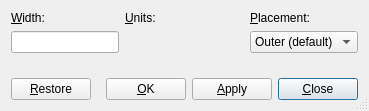
This is src/frontends/qt4/ui/WrapUi.ui in cburschka/lyx as Qt 5 draws it before an edit. The edited form follows.
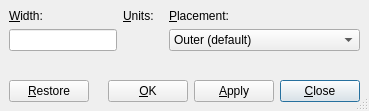
This is the edited form. Custom widgets are drawn as their Qt base class.

Commit message: * src/frontends/qt4/ui/WrapUi.ui: 	- use designer version 4.2

Diff of the .ui file:
```diff
--- a/src/frontends/qt4/ui/WrapUi.ui
+++ b/src/frontends/qt4/ui/WrapUi.ui
@@ -16,39 +16,18 @@
    <bool>true</bool>
   </property>
   <layout class="QVBoxLayout" >
+   <property name="margin" >
+    <number>9</number>
+   </property>
    <property name="spacing" >
     <number>6</number>
    </property>
-   <property name="leftMargin" >
-    <number>11</number>
-   </property>
-   <property name="topMargin" >
-    <number>11</number>
-   </property>
-   <property name="rightMargin" >
-    <number>11</number>
-   </property>
-   <property name="bottomMargin" >
-    <number>11</number>
-   </property>
    <item>
     <layout class="QGridLayout" >
      <property name="leftMargin" >
       <number>0</number>
      </property>
-     <property name="topMargin" >
-      <number>0</number>
-     </property>
-     <property name="rightMargin" >
-      <number>0</number>
-     </property>
-     <property name="bottomMargin" >
-      <number>0</number>
-     </property>
-     <property name="horizontalSpacing" >
-      <number>6</number>
-     </property>
-     <property name="verticalSpacing" >
+     <property name="spacing" >
       <number>6</number>
      </property>
      <item row="0" column="0" >
@@ -101,7 +80,9 @@
      <item row="1" column="1" >
       <widget class="LengthCombo" native="1" name="unitsLC" >
        <property name="sizePolicy" >
-        <sizepolicy vsizetype="Fixed" hsizetype="MinimumExpanding" >
+        <sizepolicy>
+         <hsizetype>0</hsizetype>
+         <vsizetype>0</vsizetype>
          <horstretch>0</horstretch>
          <verstretch>0</verstretch>
         </sizepolicy>
@@ -123,7 +104,9 @@
      <item row="1" column="0" >
       <widget class="QLineEdit" name="widthED" >
        <property name="sizePolicy" >
-        <sizepolicy vsizetype="Fixed" hsizetype="Minimum" >
+        <sizepolicy>
+         <hsizetype>0</hsizetype>
+         <vsizetype>0</vsizetype>
          <horstretch>0</horstretch>
          <verstretch>0</verstretch>
         </sizepolicy>
```
Left out of the diff: 17 changed lines with no effect on the pictures.
